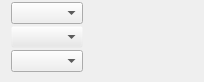
Before: the Qt Designer form src/modules/ui/nodegraphicsitem/nodegraphicsitem_widget_elements.ui in michimussato/pypelyne2, drawn with Qt 5.
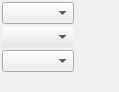
After: the same form once the commit is applied.

Commit message: node layout reworked

What changed in the file:
```diff
--- a/src/modules/ui/nodegraphicsitem/nodegraphicsitem_widget_elements.ui
+++ b/src/modules/ui/nodegraphicsitem/nodegraphicsitem_widget_elements.ui
@@ -6,8 +6,8 @@
    <rect>
     <x>0</x>
     <y>0</y>
-    <width>204</width>
-    <height>82</height>
+    <width>119</width>
+    <height>92</height>
    </rect>
   </property>
   <property name="sizePolicy">
@@ -32,38 +32,6 @@
       <number>2</number>
      </property>
      <item>
-      <layout class="QHBoxLayout" name="horizontalLayout_4">
-       <property name="spacing">
-        <number>2</number>
-       </property>
-       <item>
-        <layout class="QVBoxLayout" name="verticalLayout_3">
-         <property name="spacing">
-          <number>2</number>
-         </property>
-         <item>
-          <widget class="QLabel" name="preview_icon">
-           <property name="text">
-            <string>&lt;placeholder_preview&gt;</string>
-           </property>
-          </widget>
-         </item>
-         <item>
-          <spacer name="verticalSpacer">
-           <property name="orientation">
-            <enum>Qt::Vertical</enum>
-           </property>
-           <property name="sizeHint" stdset="0">
-            <size>
-             <width>0</width>
-             <height>0</height>
-            </size>
-           </property>
-          </spacer>
-         </item>
-        </layout>
-       </item>
-       <item>
         <widget class="QWidget" name="widget_comboboxes" native="true">
          <property name="enabled">
           <bool>true</bool>
@@ -611,21 +579,6 @@
           </item>
          </layout>
         </widget>
-       </item>
-       <item>
-        <spacer name="horizontalSpacer_2">
-         <property name="orientation">
-          <enum>Qt::Horizontal</enum>
-         </property>
-         <property name="sizeHint" stdset="0">
-          <size>
-           <width>0</width>
-           <height>0</height>
-          </size>
-         </property>
-        </spacer>
-       </item>
-      </layout>
      </item>
     </layout>
    </item>
```
Lines whose indentation alone changed are shown as unchanged. The commit also changes 4 other files.
